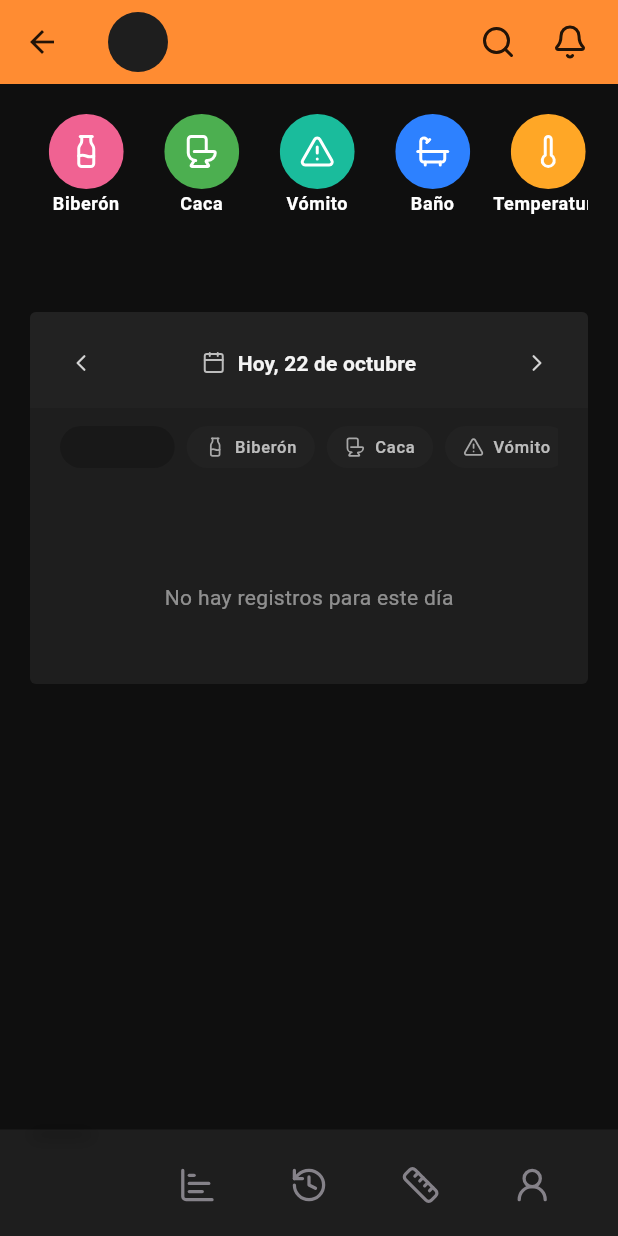
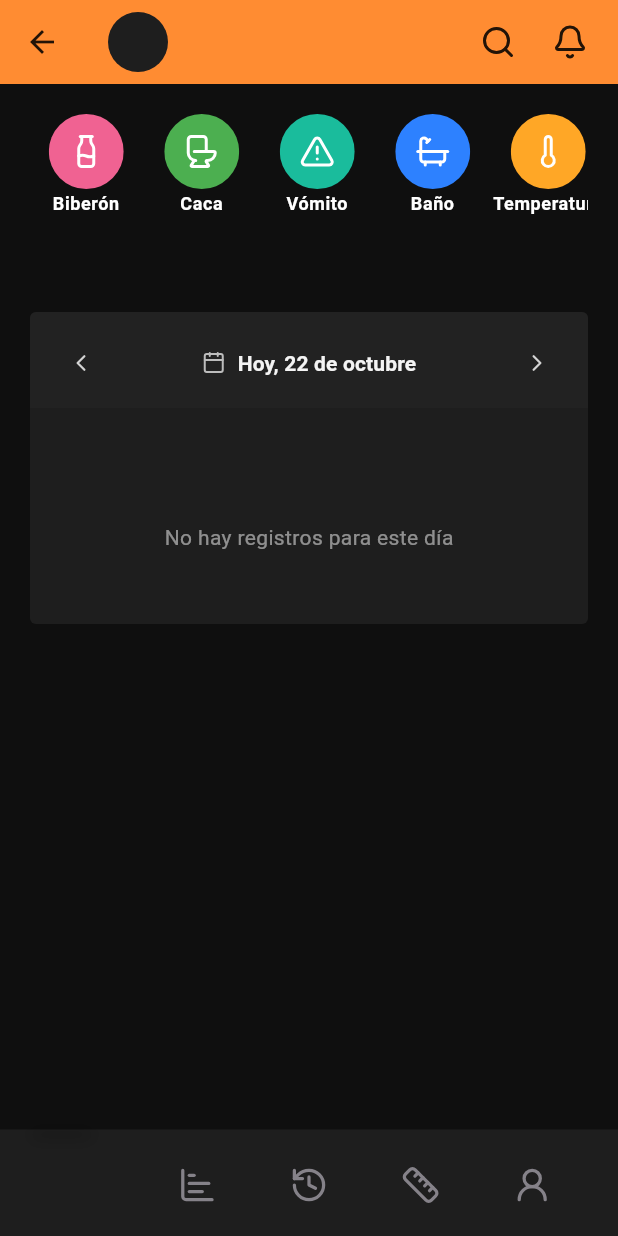
Before and after one commit to FinidiDevSp/baby_log, a Flutter app: the BabyDashboardPage screen opened directly with empty values, on a phone screen of 412 x 824 dp. Run offline on Flutter 3.47's test engine with Material 3 defaults, Android fonts, the phone set to English and light mode, and no system bars; our stand-ins replace csv, drift, equatable, flutter_riverpod, image_picker, lucide_flutter and 3 more; accounts and stored records are empty; generated files the repository leaves out were written again.

Commit message:
feat(dashboard): filtrado por tap y comparación con día anterior
- Cards de totales ahora son interactivos (tap para filtrar)
- Tocar un card filtra la lista por ese tipo de evento
- Tocar nuevamente el card activo restaura vista 'Todos'
- Indicador de diferencia con día anterior (+2, -1) en cada card
- Borde resaltado en card seleccionado (más grueso y opaco)
- Haptic feedback al tocar cards
- Eliminar chips de filtro (reemplazados por tap en cards)
- Reducir altura de cards: 90px  80px (corrige overflow de 13px)
- Ajustar padding interno para evitar overflow
- Íconos y textos ligeramente reducidos para mejor ajuste

Mejora la UX con filtrado más intuitivo y contexto histórico.

```diff
--- a/lib/presentation/features/home/baby_dashboard_page.dart
+++ b/lib/presentation/features/home/baby_dashboard_page.dart
@@ -517,6 +517,24 @@ class _BabyHomeViewState extends ConsumerState<_BabyHomeView> {
         .toList();
     final selectedTemperatures = temperatures
         .where((entry) => _isSameCalendarDay(entry.timestamp, _selectedDate))
+        .toList();
+
+    // Datos del día anterior para comparación
+    final previousDate = _selectedDate.subtract(const Duration(days: 1));
+    final previousFeedings = feedings
+        .where((entry) => _isSameCalendarDay(entry.timestamp, previousDate))
+        .toList();
+    final previousStools = stools
+        .where((entry) => _isSameCalendarDay(entry.timestamp, previousDate))
+        .toList();
+    final previousVomits = vomits
+        .where((entry) => _isSameCalendarDay(entry.timestamp, previousDate))
+        .toList();
+    final previousBaths = baths
+        .where((entry) => _isSameCalendarDay(entry.timestamp, previousDate))
+        .toList();
+    final previousTemperatures = temperatures
+        .where((entry) => _isSameCalendarDay(entry.timestamp, previousDate))
         .toList();
 
     void openBottleForm() {
@@ -702,6 +720,11 @@ class _BabyHomeViewState extends ConsumerState<_BabyHomeView> {
           vomits: selectedVomits,
           baths: selectedBaths,
           temperatures: selectedTemperatures,
+          previousFeedings: previousFeedings,
+          previousStools: previousStools,
+          previousVomits: previousVomits,
+          previousBaths: previousBaths,
+          previousTemperatures: previousTemperatures,
           selectedDate: _selectedDate,
           onPreviousDay: () => _changeDay(-1),
           onNextDay: () => _changeDay(1),
@@ -1552,6 +1575,11 @@ class _UnifiedEventsCard extends ConsumerStatefulWidget {
     required this.vomits,
     required this.baths,
     required this.temperatures,
+    required this.previousFeedings,
+    required this.previousStools,
+    required this.previousVomits,
+    required this.previousBaths,
+    required this.previousTemperatures,
     required this.accentColor,
     required this.selectedDate,
     required this.onPreviousDay,
@@ -1565,6 +1593,11 @@ class _UnifiedEventsCard extends ConsumerStatefulWidget {
   final List<VomitEntry> vomits;
   final List<BathEntry> baths;
   final List<TemperatureEntry> temperatures;
+  final List<FeedingEntry> previousFeedings;
+  final List<StoolEntry> previousStools;
+  final List<VomitEntry> previousVomits;
+  final List<BathEntry> previousBaths;
+  final List<TemperatureEntry> previousTemperatures;
   final Color accentColor;
   final DateTime selectedDate;
   final VoidCallback onPreviousDay;
@@ -1912,78 +1945,12 @@ class _UnifiedEventsCardState extends ConsumerState<_UnifiedEventsCard> {
               ],
             ),
           ),
-
-          // Filtros compactos
-          Padding(
-            padding: const EdgeInsets.fromLTRB(20, 12, 20, 0),
-            child: SingleChildScrollView(
-              scrollDirection: Axis.horizontal,
-              child: Row(
-                children: [
-                  _FilterChip(
-                    label: 'Todos',
-                    icon: LucideIcons.layoutGrid,
-                    isSelected: _selectedFilter == _EventFilter.all,
-                    color: widget.accentColor,
-                    onTap: () =>
-                        setState(() => _selectedFilter = _EventFilter.all),
-                  ),
-                  const SizedBox(width: 8),
-                  _FilterChip(
-                    label: l10n.dashboardBottleLabel,
-                    icon: LucideIcons.milk,
-                    isSelected: _selectedFilter == _EventFilter.feeding,
-                    color: widget.accentColor,
-                    onTap: () =>
-                        setState(() => _selectedFilter = _EventFilter.feeding),
-                  ),
-                  const SizedBox(width: 8),
-                  _FilterChip(
-                    label: l10n.dashboardDiaperLabel,
-                    icon: LucideIcons.toilet,
-                    isSelected: _selectedFilter == _EventFilter.stool,
-                    color: _stoolAccentColor,
-                    onTap: () =>
-                        setState(() => _selectedFilter = _EventFilter.stool),
-                  ),
-                  const SizedBox(width: 8),
-                  _FilterChip(
-                    label: l10n.dashboardVomitLabel,
-                    icon: LucideIcons.triangleAlert,
-                    isSelected: _selectedFilter == _EventFilter.vomit,
-                    color: _vomitAccentColor,
-                    onTap: () =>
-                        setState(() => _selectedFilter = _EventFilter.vomit),
-                  ),
-                  const SizedBox(width: 8),
-                  _FilterChip(
-                    label: l10n.dashboardBathLabel,
-                    icon: LucideIcons.bath,
-                    isSelected: _selectedFilter == _EventFilter.bath,
-                    color: _bathAccentColor,
-                    onTap: () =>
-                        setState(() => _selectedFilter = _EventFilter.bath),
-                  ),
-                  const SizedBox(width: 8),
-                  _FilterChip(
-                    label: l10n.dashboardTemperatureLabel,
-                    icon: LucideIcons.thermometer,
-                    isSelected: _selectedFilter == _EventFilter.temperature,
-                    color: _temperatureAccentColor,
-                    onTap: () => setState(
-                      () => _selectedFilter = _EventFilter.temperature,
-                    ),
-                  ),
-                ],
-              ),
-            ),
-          ),
           const SizedBox(height: 12),
 
-          // Cards de totales del día
+          // Cards de totales del día (con tap para filtrar)
           if (widget.hasEntries)
             SizedBox(
-              height: 90,
+              height: 80,
               child: ListView(
                 scrollDirection: Axis.horizontal,
                 padding: const EdgeInsets.symmetric(horizontal: 16),
@@ -1996,6 +1963,16 @@ class _UnifiedEventsCardState extends ConsumerState<_UnifiedEventsCard> {
                       label: l10n.dashboardBottleLabel,
                       value: '${widget.feedings.length}',
                       subtitle: 'tomas',
+                      difference:
+                          widget.feedings.length -
+                          widget.previousFeedings.length,
+                      isSelected: _selectedFilter == _EventFilter.feeding,
+                      onTap: () => setState(() {
+                        _selectedFilter =
+                            _selectedFilter == _EventFilter.feeding
+                            ? _EventFilter.all
+                            : _EventFilter.feeding;
+                      }),
                     ),
                     const SizedBox(width: 8),
                     _TotalCard(
@@ -2005,6 +1982,22 @@ class _UnifiedEventsCardState extends ConsumerState<_UnifiedEventsCard> {
                       value:
                           '${widget.feedings.fold<int>(0, (sum, e) => sum + e.amountMl)}',
                       subtitle: 'ml',
+                      difference:
+                          widget.feedings.fold<int>(
+                            0,
+                            (sum, e) => sum + e.amountMl,
+                          ) -
+                          widget.previousFeedings.fold<int>(
+                            0,
+                            (sum, e) => sum + e.amountMl,
+                          ),
+                      isSelected: _selectedFilter == _EventFilter.feeding,
+                      onTap: () => setState(() {
+                        _selectedFilter =
+                            _selectedFilter == _EventFilter.feeding
+                            ? _EventFilter.all
+                            : _EventFilter.feeding;
+                      }),
                     ),
                     const SizedBox(width: 8),
                   ],
@@ -2016,6 +2009,13 @@ class _UnifiedEventsCardState extends ConsumerState<_UnifiedEventsCard> {
                       label: l10n.dashboardDiaperLabel,
                       value: '${widget.stools.length}',
                       subtitle: widget.stools.length == 1 ? 'vez' : 'veces',
+                      difference: widget.stools.length - widget.previousStools.length,
+                      isSelected: _selectedFilter == _EventFilter.stool,
+                      onTap: () => setState(() {
+                        _selectedFilter = _selectedFilter == _EventFilter.stool
+                            ? _EventFilter.all
+                            : _EventFilter.stool;
+                      }),
                     ),
                     const SizedBox(width: 8),
                   ],
@@ -2027,6 +2027,13 @@ class _UnifiedEventsCardState extends ConsumerState<_UnifiedEventsCard> {
                       label: l10n.dashboardVomitLabel,
                       value: '${widget.vomits.length}',
                       subtitle: widget.vomits.length == 1 ? 'vez' : 'veces',
+                      difference: widget.vomits.length - widget.previousVomits.length,
+                      isSelected: _selectedFilter == _EventFilter.vomit,
+                      onTap: () => setState(() {
+                        _selectedFilter = _selectedFilter == _EventFilter.vomit
+                            ? _EventFilter.all
+                            : _EventFilter.vomit;
+                      }),
                     ),
                     const SizedBox(width: 8),
                   ],
@@ -2038,6 +2045,13 @@ class _UnifiedEventsCardState extends ConsumerState<_UnifiedEventsCard> {
                       label: l10n.dashboardBathLabel,
                       value: '${widget.baths.length}',
                       subtitle: widget.baths.length == 1 ? 'vez' : 'veces',
+                      difference: widget.baths.length - widget.previousBaths.length,
+                      isSelected: _selectedFilter == _EventFilter.bath,
+                      onTap: () => setState(() {
+                        _selectedFilter = _selectedFilter == _EventFilter.bath
+                            ? _EventFilter.all
+                            : _EventFilter.bath;
+                      }),
                     ),
                     const SizedBox(width: 8),
                   ],
@@ -2051,6 +2065,13 @@ class _UnifiedEventsCardState extends ConsumerState<_UnifiedEventsCard> {
                       subtitle: widget.temperatures.length == 1
                           ? 'lectura'
                           : 'lecturas',
+                      difference: widget.temperatures.length - widget.previousTemperatures.length,
+                      isSelected: _selectedFilter == _EventFilter.temperature,
+                      onTap: () => setState(() {
+                        _selectedFilter = _selectedFilter == _EventFilter.temperature
+                            ? _EventFilter.all
+                            : _EventFilter.temperature;
+                      }),
                     ),
                 ],
               ),
@@ -2307,60 +2328,6 @@ class _UnifiedEventsCardState extends ConsumerState<_UnifiedEventsCard> {
   }
 }
 
-/// Chip de filtro compacto
-class _FilterChip extends StatelessWidget {
-  const _FilterChip({
-    required this.label,
-    required this.icon,
-    required this.isSelected,
-    required this.color,
-    required this.onTap,
-  });
-
-  final String label;
-  final IconData icon;
-  final bool isSelected;
-  final Color color;
-  final VoidCallback onTap;
-
-  @override
-  Widget build(BuildContext context) {
-    return Material(
-      color: isSelected
-          ? color.withValues(alpha: 0.2)
-          : AppColors.surfaceVariant.withValues(alpha: 0.5),
-      borderRadius: BorderRadius.circular(16),
-      child: InkWell(
-        onTap: onTap,
-        borderRadius: BorderRadius.circular(16),
-        child: Padding(
-          padding: const EdgeInsets.symmetric(horizontal: 12, vertical: 6),
-          child: Row(
-            mainAxisSize: MainAxisSize.min,
-            children: [
-              Icon(
-                icon,
-                size: 14,
-                color: isSelected ? color : Colors.white.withValues(alpha: 0.6),
-              ),
-              const SizedBox(width: 6),
-              Text(
-                label,
-                style: Theme.of(context).textTheme.labelSmall?.copyWith(
-                  fontWeight: isSelected ? FontWeight.w600 : FontWeight.w500,
-                  color: isSelected
-                      ? color
-                      : Colors.white.withValues(alpha: 0.7),
-                ),
-              ),
-            ],
-          ),
-        ),
-      ),
-    );
-  }
-}
-
 /// Card de totales para mostrar resumen del día
 class _TotalCard extends StatelessWidget {
   const _TotalCard({
@@ -2369,6 +2336,9 @@ class _TotalCard extends StatelessWidget {
     required this.label,
     required this.value,
     required this.subtitle,
+    required this.difference,
+    required this.isSelected,
+    required this.onTap,
   });
 
   final IconData icon;
@@ -2376,48 +2346,79 @@ class _TotalCard extends StatelessWidget {
   final String label;
   final String value;
   final String subtitle;
+  final int difference;
+  final bool isSelected;
+  final VoidCallback onTap;
 
   @override
   Widget build(BuildContext context) {
     return Semantics(
       container: true,
+      button: true,
       label: '$label: $value $subtitle',
       excludeSemantics: true,
+      child: InkWell(
+        onTap: () {
+          HapticFeedback.selectionClick();
+          onTap();
+        },
+        borderRadius: BorderRadius.circular(4),
         child: Container(
           width: 100,
-        padding: const EdgeInsets.all(10),
+          padding: const EdgeInsets.symmetric(horizontal: 8, vertical: 8),
           decoration: BoxDecoration(
-          color: color.withValues(alpha: 0.10),
+            color: isSelected
+                ? color.withValues(alpha: 0.20)
+                : color.withValues(alpha: 0.10),
             borderRadius: BorderRadius.circular(4),
-          border: Border.all(color: color.withValues(alpha: 0.25), width: 1),
+            border: Border.all(
+              color: isSelected
+                  ? color.withValues(alpha: 0.50)
+                  : color.withValues(alpha: 0.25),
+              width: isSelected ? 2 : 1,
+            ),
           ),
           child: Column(
             mainAxisAlignment: MainAxisAlignment.center,
             children: [
-            Icon(icon, size: 28, color: color),
-            const SizedBox(height: 6),
+              Icon(icon, size: 22, color: color),
+              const SizedBox(height: 4),
               Text(
                 value,
                 style: TextStyle(
                   color: color,
                   fontWeight: FontWeight.w700,
-                fontSize: 20,
+                  fontSize: 18,
                 ),
                 maxLines: 1,
                 overflow: TextOverflow.ellipsis,
               ),
-            const SizedBox(height: 2),
+              const SizedBox(height: 1),
               Text(
                 subtitle,
                 style: TextStyle(
                   color: Colors.white.withValues(alpha: 0.6),
-                fontSize: 11,
+                  fontSize: 10,
                 ),
                 maxLines: 1,
                 overflow: TextOverflow.ellipsis,
                 textAlign: TextAlign.center,
               ),
-          ],
+              if (difference != 0) ...[
+                const SizedBox(height: 2),
+                Text(
+                  difference > 0 ? '+$difference' : '$difference',
+                  style: TextStyle(
+                    color: difference > 0
+                        ? Colors.green.withValues(alpha: 0.8)
+                        : Colors.red.withValues(alpha: 0.8),
+                    fontSize: 9,
+                    fontWeight: FontWeight.w600,
+                  ),
+                ),
+              ],
+            ],
+          ),
         ),
       ),
     );
```
Lines whose indentation alone changed are shown as unchanged.
